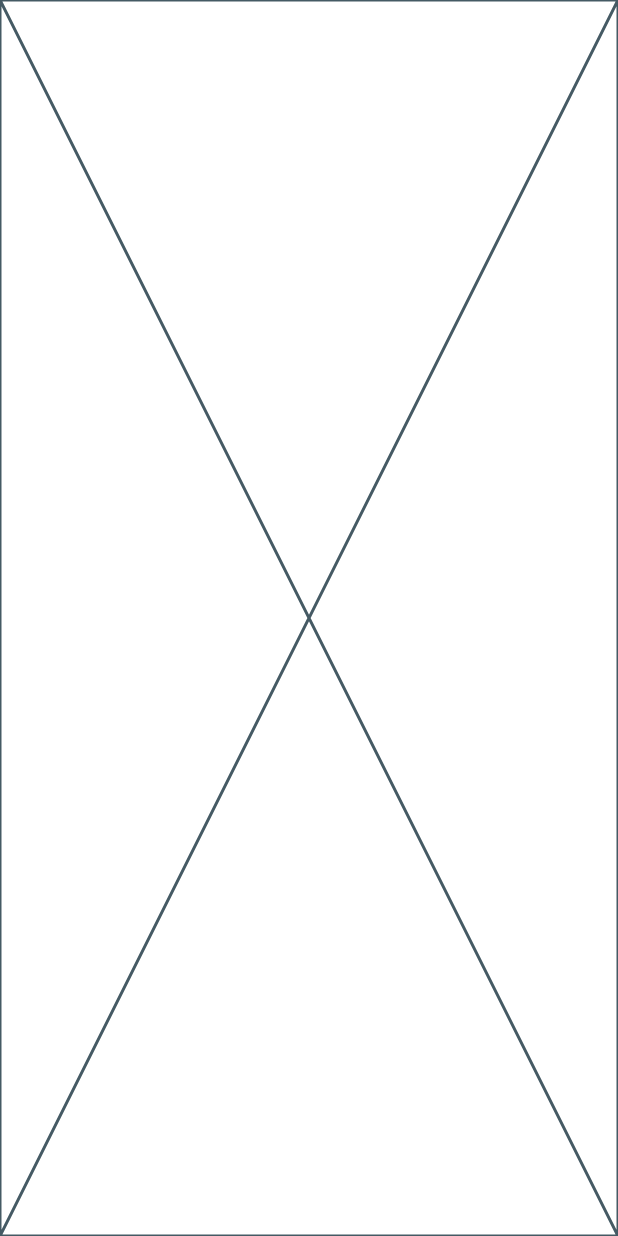
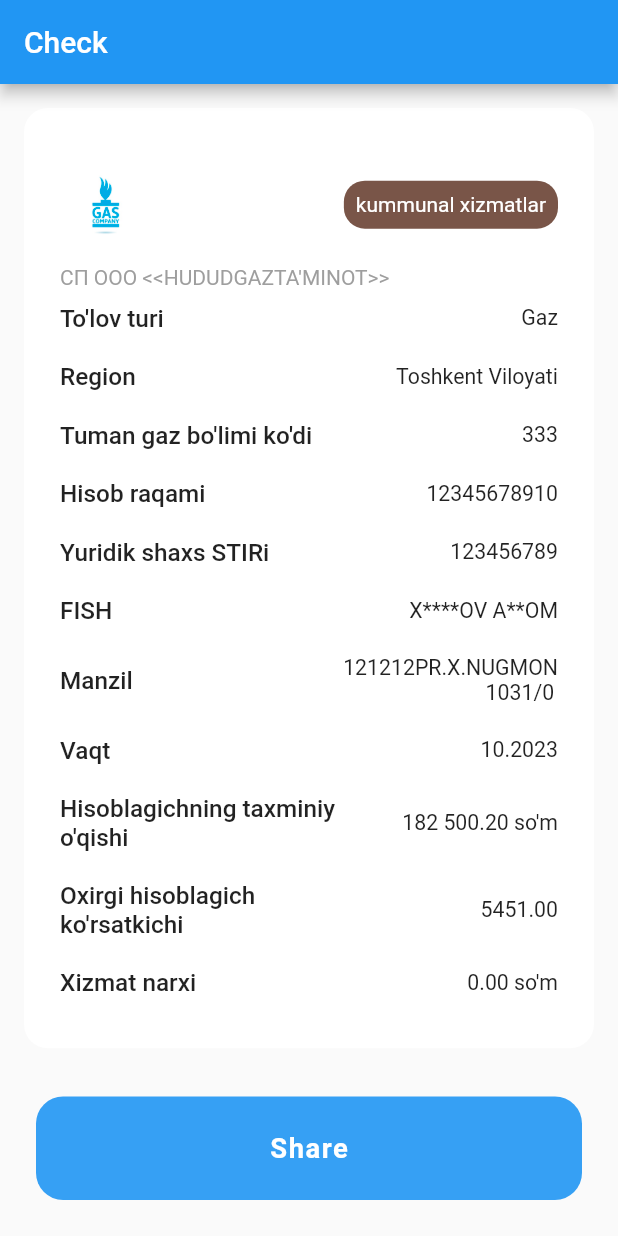
Before and after one commit to xasanov1716/default_project, a Flutter app: the screen it shows after launch, on a phone screen of 412 x 824 dp. Run offline on Flutter 3.47's test engine with Material 2 defaults, Android fonts, the phone set to English and light mode, and no system bars; our stand-ins replace flutter_screenutil, image_gallery_saver, permission_handler, share_plus.

Commit message:
flutter screenshoot save to gallery and share plus

```diff
--- /dev/null
+++ b/lib/data/repositories/check_info_data.dart
@@ -0,0 +1,8 @@
+List<String> title = [
+  "To'lov turi","Region","Tuman gaz bo'limi ko'di","Hisob raqami","Yuridik shaxs STIRi","FISH","Manzil","Vaqt","Hisoblagichning taxminiy\no'qishi","Oxirgi hisoblagich\nko'rsatkichi","Xizmat narxi"
+];
+
+
+List<String> trailing = [
+  "Gaz","Toshkent Viloyati","333","12345678910","123456789","X****OV A**OM","121212PR.X.NUGMON\n\t\t\t\t\t\t\t\t\t\t\t\t\t\t\t\t\t\t\t\t\t\t\t\t\t\t\t1031/0","10.2023","182 500.20 so'm","5451.00","0.00 so'm"
+];
--- a/lib/home/home_screen.dart
+++ b/lib/home/home_screen.dart
@@ -1,15 +1,99 @@
+import 'dart:io';
+import 'dart:typed_data';
+import 'dart:ui';
+
+import 'package:api_default_project/data/repositories/check_info_data.dart';
+import 'package:api_default_project/home/widgets/check_info.dart';
+import 'package:api_default_project/home/widgets/global_button.dart';
+import 'package:api_default_project/utils/permission.dart';
 import 'package:flutter/material.dart';
+import 'package:flutter/rendering.dart';
+import 'package:flutter_screenutil/flutter_screenutil.dart';
+import 'package:image_gallery_saver/image_gallery_saver.dart';
+import 'package:path_provider/path_provider.dart';
+import 'package:share_plus/share_plus.dart';
 
 class HomeScreen extends StatefulWidget {
-  const HomeScreen({Key? key}) : super(key: key);
+  const HomeScreen({super.key});
 
   @override
   State<HomeScreen> createState() => _HomeScreenState();
 }
 
 class _HomeScreenState extends State<HomeScreen> {
+  final GlobalKey containerKey = GlobalKey();
+
+  Uint8List? imageBytes;
+
   @override
   Widget build(BuildContext context) {
-    return const Placeholder();
+    return Scaffold(
+      appBar: AppBar(
+        title: const Text('Check'),
+      ),
+      body: Column(
+        children: [
+          Expanded(
+            child: ListView(
+              physics: const BouncingScrollPhysics(),
+              children: [
+                RepaintBoundary(
+                  key: containerKey,
+                  child: Container(
+                      padding: const EdgeInsets.all(24),
+                      width: double.infinity,
+                      margin: const EdgeInsets.all(16),
+                      decoration:
+                          BoxDecoration(borderRadius: BorderRadius.circular(16),color: Colors.white),
+                      child: Column(
+                        crossAxisAlignment: CrossAxisAlignment.start,
+                        children: [
+                          CheckInfo(title: Image.asset('assets/images/gas.jpg',height: MediaQuery.of(context).size.height * 60 / 812,), trailing: Container(
+                            padding: const EdgeInsets.all(8),
+                            decoration: BoxDecoration(
+                              color: Colors.brown,
+                              borderRadius: BorderRadius.circular(14),
+                            ),
+                            child: const Center(child: Text('kummunal xizmatlar',style: TextStyle(color: Colors.white),)),
+                          )),
+                        const  Text("СП ООО <<HUDUDGAZTA'MINOT>>",style: TextStyle(color: Colors.grey),),
+                          ...List.generate(
+                              title.length,
+                              (index) => CheckInfo(
+                                  title: Text(title[index],style: TextStyle(fontSize: 16.sp,fontWeight: FontWeight.w500),), trailing: Text(trailing[index],style: TextStyle(fontSize: 14.sp,fontWeight: FontWeight.w400),)))
+                        ],
+                      )),
+                ),
+              ],
+            ),
+          ),
+          GlobalButton(text: 'Share', onTap: (){
+            saveToGallery();
+          })
+        ],
+      ),
+    );
+  }
+
+  _takeScreenshot<Uint8List>() async {
+    RenderRepaintBoundary boundary = containerKey.currentContext!
+        .findRenderObject() as RenderRepaintBoundary;
+    var im = await boundary.toImage();
+    var byteData = await im.toByteData(format: ImageByteFormat.png);
+    setState(() {
+      imageBytes = byteData!.buffer.asUint8List();
+    });
+    const String fileName = 'screenshot.png';
+    final tempDir = await getTemporaryDirectory();
+    final filePath = '${tempDir.path}/$fileName';
+    File(filePath).writeAsBytesSync(imageBytes!);
+    Share.shareFiles([filePath]);
+    return byteData!.buffer.asUint8List();
+  }
+
+  saveToGallery() async {
+    await PermissionUtil.requestAll();
+    var pngBytes = await _takeScreenshot();
+    var t = await ImageGallerySaver.saveImage(pngBytes);
   }
 }
--- /dev/null
+++ b/lib/home/widgets/check_info.dart
@@ -0,0 +1,22 @@
+import 'package:flutter/material.dart';
+
+class CheckInfo extends StatelessWidget {
+  const CheckInfo({super.key, required this.title, required this.trailing});
+
+  final Widget title;
+  final Widget trailing;
+
+  @override
+  Widget build(BuildContext context) {
+    return Padding(
+      padding: const EdgeInsets.symmetric(vertical: 10),
+      child: Row(
+        children: [
+          title,
+          const Spacer(),
+          trailing
+        ],
+      ),
+    );
+  }
+}
--- /dev/null
+++ b/lib/home/widgets/global_button.dart
@@ -0,0 +1,35 @@
+import 'package:flutter/material.dart';
+import 'package:flutter_screenutil/flutter_screenutil.dart';
+
+class GlobalButton extends StatelessWidget {
+  const GlobalButton({super.key, required this.text, required this.onTap});
+
+  final String text;
+  final VoidCallback onTap;
+
+  @override
+  Widget build(BuildContext context) {
+    return Center(
+      child: InkWell(
+        onTap: onTap,
+        child: Container(
+          margin: const EdgeInsets.all(24),
+          padding: const EdgeInsets.all(24),
+          width: double.infinity,
+          decoration: BoxDecoration(
+              borderRadius: BorderRadius.circular(18),
+              color: Colors.blue.withOpacity(0.9)),
+          child: Center(
+              child: Text(
+            text,
+            style: TextStyle(
+                fontSize: 18.sp,
+                fontWeight: FontWeight.w600,
+                color: Colors.white,
+                letterSpacing: 1),
+          )),
+        ),
+      ),
+    );
+  }
+}
--- a/lib/main.dart
+++ b/lib/main.dart
@@ -22,10 +22,11 @@ class _MyAppState extends State<MyApp> {
       minTextAdapt: true,
       splitScreenMode: true,
       builder: (context , child) {
-        return MaterialApp(
+        return const MaterialApp(
+          debugShowCheckedModeBanner: false,
           home: HomeScreen(),
         );
       },
-    );;
+    );
   }
 }
--- /dev/null
+++ b/lib/utils/permission.dart
@@ -0,0 +1,39 @@
+import 'dart:io';
+import 'package:permission_handler/permission_handler.dart';
+
+class PermissionUtil {
+  ///
+  static List<Permission> androidPermissions = <Permission>[
+    Permission.storage,
+
+  ];
+
+  /// ios
+  static List<Permission> iosPermissions = <Permission>[
+    Permission.storage
+  ];
+
+  static Future<Map<Permission, PermissionStatus>> requestAll() async {
+    if (Platform.isIOS) {
+      return await iosPermissions.request();
+    }
+    return await androidPermissions.request();
+  }
+
+  static Future<Map<Permission, PermissionStatus>> request(
+      Permission permission) async {
+    final List<Permission> permissions = <Permission>[permission];
+    return await permissions.request();
+  }
+
+  static bool isDenied(Map<Permission, PermissionStatus> result) {
+    var isDenied = false;
+    result.forEach((key, value) {
+      if (value == PermissionStatus.denied) {
+        isDenied = true;
+        return;
+      }
+    });
+    return isDenied;
+  }
+}
```
Also changed, not shown: pubspec.yaml (+6 -2 lines), assets/images/gas.jpg (added), pubspec.lock, 1 other file.
